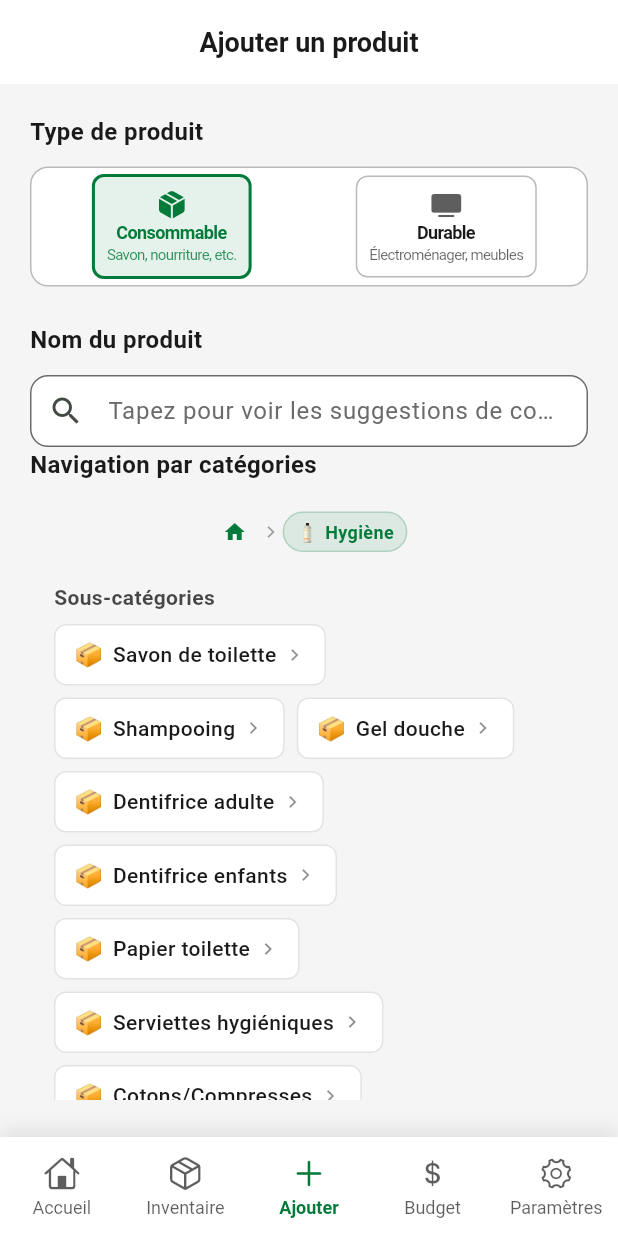
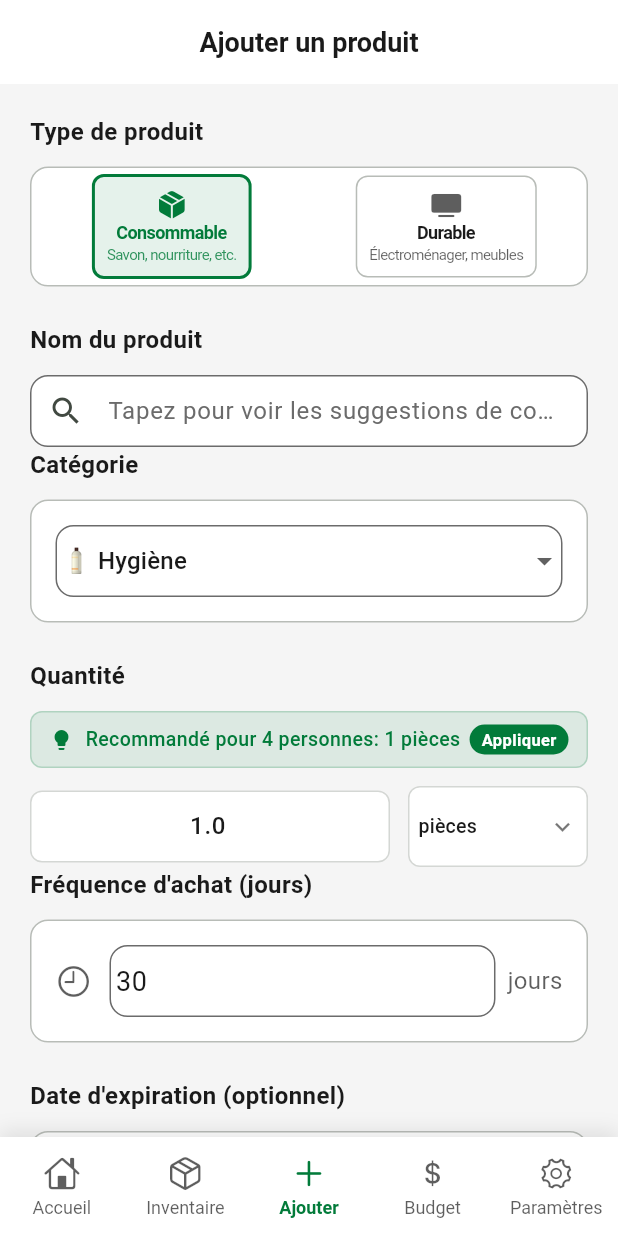
Before and after one commit to Ken-Andre/ngonnest, a Flutter app: the AddProductScreen screen opened by its route, on a phone screen of 412 x 824 dp. Run offline on Flutter 3.47's test engine with Material 3 defaults, Android fonts, the phone set to English and light mode, and no system bars; drawn by our look-alikes of flutter_typeahead; our stand-ins replace connectivity_plus, device_info_plus, flutter_local_notifications, package_info_plus, shared_preferences, sqflite and 2 more; missing offline and left inert: workmanager; accounts and stored records are empty; statements that could not run were skipped.

Commit message:
feat: expand product templates and enhance UI for better user experience
- Add new pet food products to the product templates, including cat and dog food.
- Introduce new categories for professional use, such as office supplies, maintenance, security, and event supplies, with relevant products.
- Update `AddProductScreen` to improve category selection and synchronize product name input with the selected category.
- Refactor `SmartProductSearch` to support external text controllers for better persistence and user interaction.
- Adjust UI elements in `BudgetScreen` for improved layout and consistency.

```diff
--- a/code/flutter/ngonnest_app/lib/models/product_template.dart
+++ b/code/flutter/ngonnest_app/lib/models/product_template.dart
@@ -404,6 +404,31 @@ class ProductPresets {
           'icon': '🫘',
           'quantityGuidelines': {'family_4': 1.5},
         },
+        // Produits pour animaux domestiques
+        {
+          'name': 'Croquettes de chat',
+          'unit': 'kg',
+          'defaultFrequency': 30,
+          'popularity': 70,
+          'icon': '🐱',
+          'quantityGuidelines': {'family_4': 2},
+        },
+        {
+          'name': 'Croquettes de chien',
+          'unit': 'kg',
+          'defaultFrequency': 20,
+          'popularity': 65,
+          'icon': '🐕',
+          'quantityGuidelines': {'family_4': 3},
+        },
+        {
+          'name': 'Nourriture poisson',
+          'unit': 'pièces',
+          'defaultFrequency': 90,
+          'popularity': 40,
+          'icon': '🐠',
+          'quantityGuidelines': {'family_4': 1},
+        },
       ],
     },
     {
@@ -545,5 +570,134 @@ class ProductPresets {
         },
       ],
     },
+    // Nouvelles catégories consommables pour usage professionnel/immobilier
+    {
+      'id': 'bureau',
+      'name': 'Fournitures Bureau',
+      'icon': '📋',
+      'popularity': 75,
+      'products': [
+        {
+          'name': 'Papier A4',
+          'unit': 'pack',
+          'defaultFrequency': 60,
+          'popularity': 90,
+          'icon': '📄',
+          'quantityGuidelines': {'family_4': 5},
+        },
+        {
+          'name': 'Stylos',
+          'unit': 'pack',
+          'defaultFrequency': 180,
+          'popularity': 85,
+          'icon': '✏️',
+          'quantityGuidelines': {'family_4': 2},
+        },
+        {
+          'name': 'Cartouches encre',
+          'unit': 'pièces',
+          'defaultFrequency': 90,
+          'popularity': 70,
+          'icon': '🖨️',
+          'quantityGuidelines': {'family_4': 3},
+        },
+      ],
+    },
+    {
+      'id': 'maintenance',
+      'name': 'Maintenance & Réparation',
+      'icon': '🔧',
+      'popularity': 70,
+      'products': [
+        {
+          'name': 'Vis/Boulons',
+          'unit': 'pack',
+          'defaultFrequency': 365,
+          'popularity': 80,
+          'icon': '🔩',
+          'quantityGuidelines': {'family_4': 2},
+        },
+        {
+          'name': 'Colle forte',
+          'unit': 'pièces',
+          'defaultFrequency': 180,
+          'popularity': 75,
+          'icon': '🧪',
+          'quantityGuidelines': {'family_4': 1},
+        },
+        {
+          'name': 'Huile moteur',
+          'unit': 'L',
+          'defaultFrequency': 180,
+          'popularity': 60,
+          'icon': '🛢️',
+          'quantityGuidelines': {'family_4': 2},
+        },
+      ],
+    },
+    {
+      'id': 'securite',
+      'name': 'Sécurité & Protection',
+      'icon': '🛡️',
+      'popularity': 65,
+      'products': [
+        {
+          'name': 'Gants protection',
+          'unit': 'pack',
+          'defaultFrequency': 90,
+          'popularity': 80,
+          'icon': '🧤',
+          'quantityGuidelines': {'family_4': 3},
+        },
+        {
+          'name': 'Masques protection',
+          'unit': 'pack',
+          'defaultFrequency': 60,
+          'popularity': 75,
+          'icon': '😷',
+          'quantityGuidelines': {'family_4': 2},
+        },
+      ],
+    },
+    {
+      'id': 'evenementiel',
+      'name': 'Événementiel',
+      'icon': '🎉',
+      'popularity': 50,
+      'products': [
+        {
+          'name': 'Gobelets jetables',
+          'unit': 'pack',
+          'defaultFrequency': 90,
+          'popularity': 70,
+          'icon': '🥤',
+          'quantityGuidelines': {'family_4': 5},
+        },
+        {
+          'name': 'Assiettes jetables',
+          'unit': 'pack',
+          'defaultFrequency': 90,
+          'popularity': 65,
+          'icon': '🍽️',
+          'quantityGuidelines': {'family_4': 3},
+        },
+      ],
+    },
+    {
+      'id': 'autre',
+      'name': 'Autre',
+      'icon': '📦',
+      'popularity': 40,
+      'products': [
+        {
+          'name': 'Produit divers',
+          'unit': 'pièces',
+          'defaultFrequency': 90,
+          'popularity': 30,
+          'icon': '📦',
+          'quantityGuidelines': {'family_4': 1},
+        },
+      ],
+    },
   ];
 }
--- a/code/flutter/ngonnest_app/lib/screens/add_product_screen.dart
+++ b/code/flutter/ngonnest_app/lib/screens/add_product_screen.dart
@@ -11,7 +11,7 @@ import '../services/error_logger_service.dart';
 import '../services/navigation_service.dart';
 import '../widgets/error_feedback_widget.dart';
 import '../widgets/smart_product_search.dart';
-import '../widgets/hierarchical_category_selector.dart';
+
 import '../widgets/smart_quantity_selector.dart';
 import '../widgets/dropdown_categories_durables.dart';
 import '../widgets/main_navigation_wrapper.dart';
@@ -147,33 +147,7 @@ class _AddProductScreenState extends State<AddProductScreen> {
     }
   }
 
-  /// Gestionnaire de sélection de produit depuis les suggestions
-  void _onProductTemplateSelected(ProductTemplate product) {
-    setState(() {
-      _selectedProductTemplate = product;
-      // Pré-remplir automatiquement depuis le template
-      _productNameController.text = product.name;
-      if (product.defaultQuantity != null) {
-        _initialQuantityController.text = product.defaultQuantity.toString();
-      }
-      if (product.defaultFrequency != null && _isConsumable) {
-        _frequencyController.text = product.defaultFrequency.toString();
-      }
-      // Automatiquement ajuster l'unité si spécifiée dans le template
-      if (product.unit.isNotEmpty) {
-        _selectedUnit = product.unit;
-      }
-    });
 
-    // Validation automatique après remplissage
-    _validateProductName(product.name);
-    if (product.defaultQuantity != null) {
-      _validateQuantity(product.defaultQuantity.toString());
-    }
-    if (product.defaultFrequency != null) {
-      _validateFrequency(product.defaultFrequency.toString());
-    }
-  }
 
   @override
   void dispose() {
@@ -408,9 +382,11 @@ class _AddProductScreenState extends State<AddProductScreen> {
                 // Product name with smart suggestions
                 _buildSectionTitle('Nom du produit'),
                 SmartProductSearch(
-                  category: _isConsumable ? 'hygiene' : 'durables',
+                  controller: _productNameController, // Utiliser le controller externe
+                  category: _isConsumable ? _selectedCategory : 'durables',
                   onProductSelected: (product) {
                     setState(() {
+                      // Mettre à jour automatiquement la catégorie selon le produit sélectionné
                       _selectedCategory = product.category;
                       _productNameController.text = product.name;
                       if (product.defaultQuantity != null) {
@@ -419,10 +395,21 @@ class _AddProductScreenState extends State<AddProductScreen> {
                             .toString();
                       }
                     });
+
+                    // Afficher un message si la catégorie a changé
+                    if (product.category != _selectedCategory) {
+                      ScaffoldMessenger.of(context).showSnackBar(
+                        SnackBar(
+                          content: Text('Catégorie mise à jour vers "${product.category}"'),
+                          backgroundColor: Colors.blue,
+                          duration: const Duration(seconds: 2),
+                        ),
+                      );
+                    }
                   },
                   onTextChanged: (text) {
-                    // Synchroniser le texte saisi manuellement avec le controller
-                    _productNameController.text = text;
+                    // Le controller externe est déjà synchronisé
+                    // Pas besoin de faire _productNameController.text = text;
                   },
                   hintText: _isConsumable
                       ? 'Tapez pour voir les suggestions de consommables...'
@@ -536,18 +523,43 @@ class _AddProductScreenState extends State<AddProductScreen> {
                   ),
                 ],
 
-                // Hierarchical Category Selector for consumables
+                // Simple Category Selector for consumables
                 if (_isConsumable) ...[
-                  _buildSectionTitle('Navigation par catégories'),
-                  HierarchicalCategorySelector(
-                    onCategorySelected: (categoryId) {
-                      setState(() => _selectedCategory = categoryId);
-                    },
-                    onProductSelected: _onProductTemplateSelected,
-                    familySize: _getHouseholdSize(),
-                    enabled: !_isLoading,
+                  _buildSectionTitle('Catégorie'),
+                  Container(
+                    margin: const EdgeInsets.only(bottom: 24),
+                    padding: const EdgeInsets.all(16),
+                    decoration: BoxDecoration(
+                      color: Theme.of(context).colorScheme.surface,
+                      borderRadius: BorderRadius.circular(12),
+                      border: Border.all(
+                        color: Theme.of(context).colorScheme.outline.withOpacity(0.5),
+                      ),
+                    ),
+                    child: DropdownButtonFormField<String>(
+                      initialValue: _selectedCategory,
+                      decoration: const InputDecoration(
+                        border: InputBorder.none,
+                        contentPadding: EdgeInsets.zero,
+                      ),
+                      items: const [
+                        DropdownMenuItem(value: 'hygiene', child: Text('🧴 Hygiène')),
+                        DropdownMenuItem(value: 'menage', child: Text('🧹 Ménage & Entretien')),
+                        DropdownMenuItem(value: 'nourriture', child: Text('🍳 Nourriture & Boissons')),
+                        DropdownMenuItem(value: 'bureau', child: Text('📋 Fournitures Bureau')),
+                        DropdownMenuItem(value: 'maintenance', child: Text('🔧 Maintenance & Réparation')),
+                        DropdownMenuItem(value: 'securite', child: Text('🛡️ Sécurité & Protection')),
+                        DropdownMenuItem(value: 'evenementiel', child: Text('🎉 Événementiel')),
+                        DropdownMenuItem(value: 'autre', child: Text('📦 Autre')),
+                      ],
+                      onChanged: _isLoading ? null : (value) {
+                        if (value != null) {
+                          setState(() => _selectedCategory = value);
+                        }
+                      },
+                      hint: const Text('Choisir une catégorie'),
+                    ),
                   ),
-                  const SizedBox(height: 24),
                 ],
 
                 // Smart Quantity Selector
--- a/code/flutter/ngonnest_app/lib/widgets/smart_product_search.dart
+++ b/code/flutter/ngonnest_app/lib/widgets/smart_product_search.dart
@@ -1,5 +1,4 @@
 import 'package:flutter/material.dart';
-import 'package:flutter_typeahead/flutter_typeahead.dart';
 import '../models/product_template.dart';
 import '../services/product_intelligence_service.dart';
 
@@ -13,6 +12,7 @@ class SmartProductSearch extends StatefulWidget {
   final int? familySize;
   final bool enabled;
   final InputDecoration? decoration;
+  final TextEditingController? controller; // Controller externe pour persistance
 
   const SmartProductSearch({
     super.key,
@@ -23,6 +23,7 @@ class SmartProductSearch extends StatefulWidget {
     this.familySize,
     this.enabled = true,
     this.decoration,
+    this.controller,
   });
 
   @override
@@ -30,12 +31,44 @@ class SmartProductSearch extends StatefulWidget {
 }
 
 class _SmartProductSearchState extends State<SmartProductSearch> {
-  final TextEditingController _controller = TextEditingController();
+  late TextEditingController _controller;
   final ProductIntelligenceService _intelligenceService = ProductIntelligenceService();
+  final FocusNode _focusNode = FocusNode();
+  List<ProductTemplate> _suggestions = [];
+  bool _showSuggestions = false;
+  bool _isInternalController = false;
+
+  @override
+  void initState() {
+    super.initState();
+    // Utiliser le controller externe ou créer un interne
+    if (widget.controller != null) {
+      _controller = widget.controller!;
+      _isInternalController = false;
+    } else {
+      _controller = TextEditingController();
+      _isInternalController = true;
+    }
+
+    // Écouter les changements du controller pour maintenir la synchronisation
+    _controller.addListener(_onControllerChanged);
+  }
+
+  void _onControllerChanged() {
+    // S'assurer que les suggestions sont mises à jour quand le controller change
+    if (_controller.text.isNotEmpty && !_showSuggestions) {
+      _onTextChanged(_controller.text);
+    }
+  }
 
   @override
   void dispose() {
+    _controller.removeListener(_onControllerChanged);
+    // Ne disposer que si c'est notre controller interne
+    if (_isInternalController) {
       _controller.dispose();
+    }
+    _focusNode.dispose();
     super.dispose();
   }
 
@@ -52,7 +85,7 @@ class _SmartProductSearchState extends State<SmartProductSearch> {
       }
     }
 
-    // Recherche dans tous les produits de la catégorie actuelle
+    // Recherche dans tous les produits de la catégorie actuelle d'abord
     try {
       final products = await _intelligenceService.getProductsByCategory(widget.category);
       print('DEBUG: All products for ${widget.category}: ${products.length} items');
@@ -61,11 +94,33 @@ class _SmartProductSearchState extends State<SmartProductSearch> {
         product.name.toLowerCase().contains(query.toLowerCase())
       ).toList();
 
-      print('DEBUG: Filtered products for query "$query": ${filtered.length} items');
+      print('DEBUG: Filtered products for query "$query" in ${widget.category}: ${filtered.length} items');
+
+      // Si aucun résultat dans la catégorie actuelle, chercher dans TOUTES les catégories
+      if (filtered.isEmpty) {
+        print('DEBUG: No results in ${widget.category}, searching in ALL categories...');
+
+        // Récupérer toutes les catégories et chercher dans chacune
+        final allCategories = _intelligenceService.getAllCategories();
+        List<ProductTemplate> allResults = [];
+
+        for (final category in allCategories) {
+          final categoryId = category['id'] as String;
+          if (categoryId != widget.category) { // Éviter de rechercher à nouveau dans la catégorie actuelle
+            final categoryResults = await _intelligenceService.searchProducts(query, categoryId);
+            allResults.addAll(categoryResults);
+          }
+        }
+
+        print('DEBUG: Found ${allResults.length} results across all categories');
+
+        // Tri par popularité et pertinence
+        allResults.sort((a, b) => b.popularity.compareTo(a.popularity));
+        return allResults.take(8).toList();
+      }
 
       // Tri par popularité et pertinence
       filtered.sort((a, b) => b.popularity.compareTo(a.popularity));
-
       return filtered.take(8).toList(); // Limite à 8 résultats
     } catch (e) {
       print('Erreur recherche dans ${widget.category}: $e');
@@ -73,18 +128,56 @@ class _SmartProductSearchState extends State<SmartProductSearch> {
     }
   }
 
+  void _onTextChanged(String text) async {
+    widget.onTextChanged?.call(text);
+
+    if (text.isEmpty) {
+      setState(() {
+        _suggestions = [];
+        _showSuggestions = false;
+      });
+      return;
+    }
+
+    final suggestions = await _getSuggestions(text);
+    setState(() {
+      _suggestions = suggestions;
+      _showSuggestions = suggestions.isNotEmpty;
+    });
+  }
+
+  void _onSuggestionSelected(ProductTemplate product) {
+    _controller.text = product.name;
+
+    // Informer le parent que la catégorie pourrait changer
+    if (product.category != widget.category) {
+      print('DEBUG: Product category (${product.category}) differs from current category (${widget.category})');
+    }
+
+    widget.onProductSelected?.call(product);
+    widget.onTextChanged?.call(product.name);
+    setState(() {
+      _showSuggestions = false;
+    });
+  }
+
   @override
   Widget build(BuildContext context) {
-    final fieldContent = TypeAheadField<ProductTemplate>(
+    return Column(
+      crossAxisAlignment: CrossAxisAlignment.start,
+      children: [
+        // Champ de texte principal
+        TextField(
           controller: _controller,
-      builder: (context, controller, focusNode) {
-        return TextField(
-          controller: controller,
-          focusNode: focusNode,
+          focusNode: _focusNode,
           readOnly: !widget.enabled,
-          onChanged: (text) {
-            // Synchroniser le texte saisi avec le parent
-            widget.onTextChanged?.call(text);
+          onChanged: _onTextChanged,
+          onTap: () {
+            if (_suggestions.isNotEmpty) {
+              setState(() {
+                _showSuggestions = true;
+              });
+            }
           },
           decoration: widget.decoration ??
               InputDecoration(
@@ -95,26 +188,24 @@ class _SmartProductSearchState extends State<SmartProductSearch> {
                   borderSide: BorderSide.none,
                 ),
                 filled: true,
-                fillColor: widget.enabled ? Theme.of(context).colorScheme.surface : Theme.of(context).colorScheme.surface.withOpacity(0.5),
+                fillColor: widget.enabled
+                  ? Theme.of(context).colorScheme.surface
+                  : Theme.of(context).colorScheme.surface.withOpacity(0.5),
                 contentPadding: const EdgeInsets.symmetric(horizontal: 16, vertical: 12),
               ),
           style: TextStyle(
-            color: widget.enabled ? Theme.of(context).colorScheme.onSurface : Theme.of(context).colorScheme.onSurface.withOpacity(0.5),
+            color: widget.enabled
+              ? Theme.of(context).colorScheme.onSurface
+              : Theme.of(context).colorScheme.onSurface.withOpacity(0.5),
             fontSize: 16,
           ),
-        );
-      },
-      suggestionsCallback: _getSuggestions,
-      itemBuilder: (context, product) {
-        return _buildSuggestionItem(product);
-      },
-      onSelected: (product) {
-        _controller.text = product.name;
-        widget.onProductSelected?.call(product);
-      },
-      emptyBuilder: (context) => _buildEmptyState(),
-      decorationBuilder: (context, child) {
-        return Container(
+        ),
+
+        // Suggestions dropdown
+        if (_showSuggestions && _suggestions.isNotEmpty) ...[
+          const SizedBox(height: 4),
+          Container(
+            constraints: const BoxConstraints(maxHeight: 300),
             decoration: BoxDecoration(
               borderRadius: BorderRadius.circular(12),
               color: Theme.of(context).colorScheme.surface,
@@ -126,17 +217,19 @@ class _SmartProductSearchState extends State<SmartProductSearch> {
                 ),
               ],
             ),
-          margin: const EdgeInsets.symmetric(horizontal: 8),
-          child: child,
+            child: ListView.builder(
+              shrinkWrap: true,
+              itemCount: _suggestions.length,
+              itemBuilder: (context, index) {
+                return InkWell(
+                  onTap: () => _onSuggestionSelected(_suggestions[index]),
+                  child: _buildSuggestionItem(_suggestions[index]),
                 );
               },
-      constraints: const BoxConstraints(maxHeight: 300),
-    );
-
-    // Utiliser readOnly au lieu d'IgnorePointer pour une meilleure compatibilité
-    return AbsorbPointer(
-      absorbing: !widget.enabled,
-      child: fieldContent,
+            ),
+          ),
+        ],
+      ],
     );
   }
 
@@ -340,4 +433,11 @@ class _SmartProductSearchState extends State<SmartProductSearch> {
   void setText(String text) {
     _controller.text = text;
   }
+
+  /// Forcer la persistance du texte (éviter que le champ se vide)
+  void persistText(String text) {
+    if (_controller.text != text) {
+      _controller.text = text;
     }
+  }
+}
```
Also changed, not shown: code/flutter/ngonnest_app/lib/screens/budget_screen.dart (+9 -9 lines), code/flutter/ngonnest_app/lib/utils/accessibility_utils.dart (added, +105 -0 lines). Lines whose indentation alone changed are shown as unchanged.
